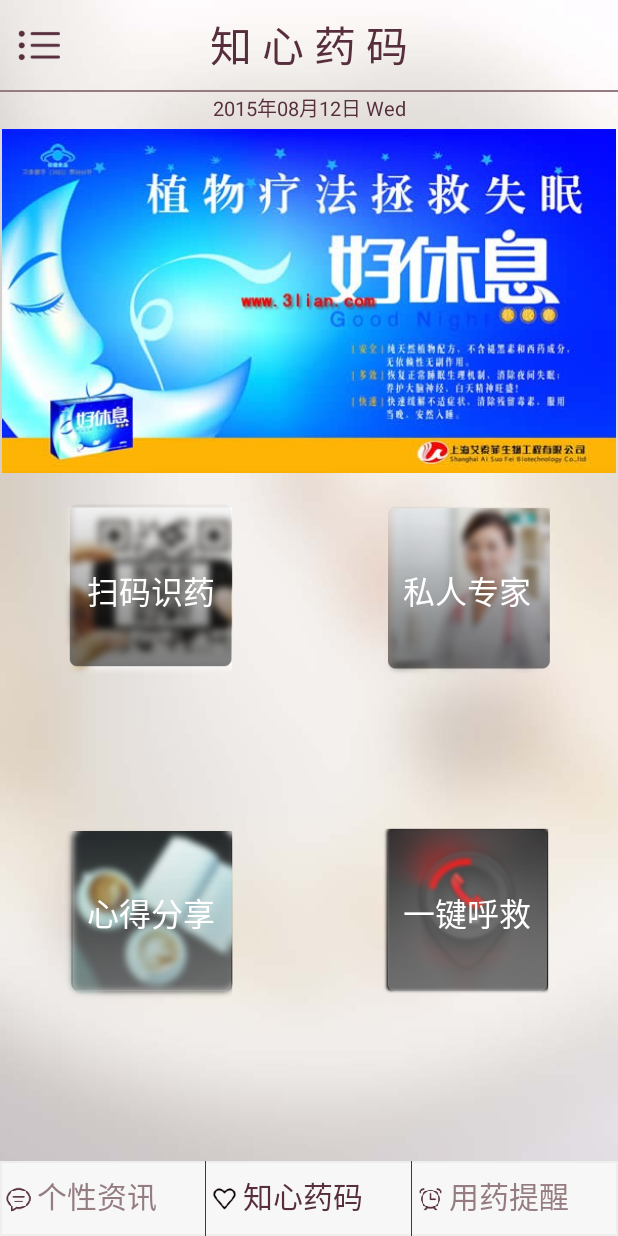
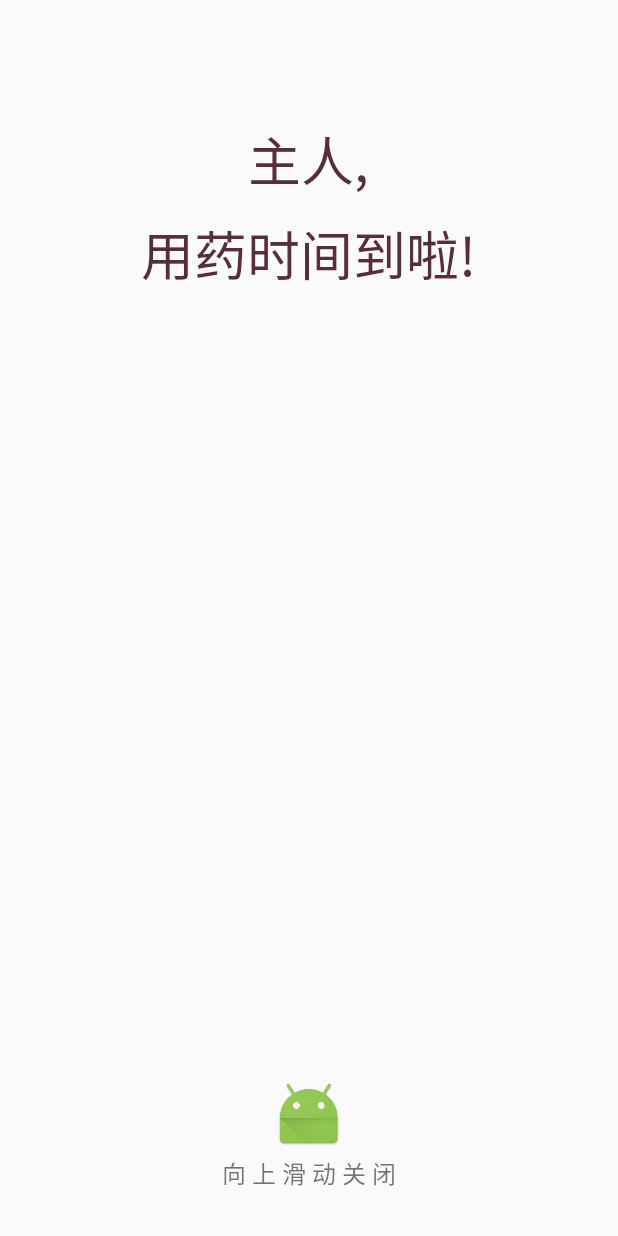
Before and after one commit to shiweixian2/BosomCode, an Android app: the CenterFragment screen opened directly, with no data from a screen before it, after a tap on "私人专家", on a phone screen of 412 x 824 dp. Run offline under Robolectric (Android 15) with nearby library versions, the light colour scheme and no system bars.

Commit message:
互联网+ 知心药码10

```diff
--- a/app/src/main/AndroidManifest.xml
+++ b/app/src/main/AndroidManifest.xml
@@ -38,6 +38,9 @@
         <activity
             android:name=".right.SetTime"
             android:screenOrientation="portrait" />
+        <activity
+            android:name=".right.AlarmActivity"
+            android:screenOrientation="portrait" />
     </application>
 
     <uses-permission android:name="android.permission.MOUNT_UNMOUNT_FILESYSTEMS"/>
--- a/app/src/main/java/com/outstudio/bosomcode/main/CenterFragment.java
+++ b/app/src/main/java/com/outstudio/bosomcode/main/CenterFragment.java
@@ -8,15 +8,11 @@
 import android.view.ViewGroup;
 import android.widget.Button;
 import android.widget.ImageView;
-import android.widget.TextView;
 import android.widget.ViewFlipper;
 
 import com.outstudio.bosomcode.R;
 import com.outstudio.bosomcode.center.ShareThought;
-import com.outstudio.bosomcode.utils.Utils;
-
-import java.text.SimpleDateFormat;
-import java.util.Date;
+import com.outstudio.bosomcode.right.AlarmActivity;
 
 /**
  * 目前存在的问题,无法使用手势
@@ -87,6 +83,8 @@
             case R.id.center_fragment_scanCode_bt:
                 break;
             case R.id.center_fragment_personal_specialist_bt:
+                intent = new Intent(getActivity(), AlarmActivity.class);
+                startActivity(intent);
                 break;
             case R.id.center_fragment_share_bt:
                 intent = new Intent(getActivity(), ShareThought.class);
--- a/app/src/main/java/com/outstudio/bosomcode/main/LeftFragment.java
+++ b/app/src/main/java/com/outstudio/bosomcode/main/LeftFragment.java
@@ -8,10 +8,9 @@
 import android.view.ViewGroup;
 import android.widget.ListView;
 import android.widget.SimpleAdapter;
-import android.widget.TextView;
 
 import com.outstudio.bosomcode.R;
-import com.outstudio.bosomcode.utils.Utils;
+import com.outstudio.bosomcode.utils.DateUtil;
 
 import java.util.ArrayList;
 import java.util.HashMap;
@@ -62,7 +61,7 @@
      */
     private void initView(View view){
         listView = (ListView) view.findViewById(R.id.left_fragment_listView);
-        date = Utils.getDate();
+        date = DateUtil.getDate();
         SimpleAdapter adapter = new SimpleAdapter(getActivity(),getData(),
                 R.layout.for_left_fragment_listview,new String[]{NAME_FLAG,SOURCE_FLAG,
                 PUBLISH_TIME_FLAG,IMAGE_FLAG},new int[]{R.id.left_fragment_medicine_name,
--- a/app/src/main/java/com/outstudio/bosomcode/main/MainActivity.java
+++ b/app/src/main/java/com/outstudio/bosomcode/main/MainActivity.java
@@ -14,7 +14,7 @@
 import com.outstudio.bosomcode.R;
 import com.outstudio.bosomcode.utils.BottomTab;
 import com.outstudio.bosomcode.utils.MyScrollView;
-import com.outstudio.bosomcode.utils.Utils;
+import com.outstudio.bosomcode.utils.DateUtil;
 
 import java.util.ArrayList;
 import java.util.HashMap;
@@ -70,7 +70,7 @@
         mSwitchMenu = (MyScrollView) findViewById(R.id.slide_menu);
         menuListView = (ListView) findViewById(R.id.slide_menu_listView);
         dateText = (TextView)findViewById(R.id.date_textView);
-        date = Utils.getDate();
+        date = DateUtil.getDate();
         dateText.setText(date);
         mViewpager = (ViewPager) findViewById(R.id.main_tab_viewpager);
         BottomTab one = (BottomTab) findViewById(R.id.main_tab_one);
--- a/app/src/main/java/com/outstudio/bosomcode/main/RightFragment.java
+++ b/app/src/main/java/com/outstudio/bosomcode/main/RightFragment.java
@@ -8,7 +8,6 @@
 import android.view.LayoutInflater;
 import android.view.View;
 import android.view.ViewGroup;
-import android.widget.AdapterView;
 import android.widget.Button;
 import android.widget.ImageView;
 import android.widget.ListView;
@@ -16,6 +15,7 @@
 
 import com.outstudio.bosomcode.R;
 import com.outstudio.bosomcode.right.AddRemind;
+import com.outstudio.bosomcode.right.SetTime;
 import com.outstudio.bosomcode.utils.ListBtAdapter;
 
 import java.util.ArrayList;
@@ -24,6 +24,8 @@
 import java.util.Map;
 
 /**
+ * 目前尚待解决:只能一次添加闹钟提醒,待下次解决
+ * <p>
  * Created by mima123 on 15/8/6.
  */
 public class RightFragment extends ListFragment implements View.OnClickListener {
@@ -35,16 +37,17 @@
             R.drawable.right_ftagment_medicine_info, R.drawable.right_ftagment_medicine_info,
             R.drawable.right_ftagment_medicine_info};
 
-    //listView的数据
-    private int[] icons = {R.drawable.right_fragment_morning_clock,
-            R.drawable.right_fragment_afternooon_clock, R.drawable.right_fragment_night_clock};
-    private String[] time = {"08:00", "13:00", "19:00"};
-    private String[] beforeOrAfter = {"饭后", "饭后", "饭后"};
 
     private String ICON_FLAG = "icon_flag";
-    private String TIME_1_FLAG = "time_1_flag";
+    private String TIME_FLAG = "time_1_flag";
     private String MEAL_FLAG = "meal_flag";
     private String BT_FLAG = "bt_flag";
+
+    private static final int RIGHT_REQUEST_CODE = 110;
+    private ArrayList<Integer> hourList = null;
+    private ArrayList<Integer> minuteList = null;
+    private ArrayList<Integer> mealList = null;
+    String meal = "";
 
     @Nullable
     @Override
@@ -79,7 +82,6 @@
         //开始播放
         flipper.startFlipping();
         flipper.setOnClickListener(this);
-        setListViewAdapter(listView);
         addRemindBt.setOnClickListener(this);
     }
 
@@ -102,12 +104,35 @@
      */
     private ArrayList<HashMap<String, Object>> getListViewData() {
         ArrayList<HashMap<String, Object>> listItems = new ArrayList<>();
-        for (int i = 0; i < time.length; i++) {
+        for (int i = 0; i < hourList.size(); i++) {
             HashMap<String, Object> map = new HashMap<>();
-            map.put(ICON_FLAG, icons[i]);
-            map.put(TIME_1_FLAG, time[i]);
-            map.put(MEAL_FLAG, beforeOrAfter[i]);
-            map.put(BT_FLAG, R.drawable.right_fragment_edit_icon);
+            String hourStr = "" + hourList.get(i);
+            String minuteStr = "" + minuteList.get(i);
+            //为了让数据更好看
+            if (hourList.get(i) < 10) {
+                hourStr = "0" + hourList.get(i);
+            }
+            if (minuteList.get(i) < 10) {
+                minuteStr = "0" + minuteList.get(i);
+            }
+            String time = hourStr + ":" + minuteStr;
+            //根据不同时间段设置不同颜色的闹钟
+            if (6 <= hourList.get(i) && hourList.get(i) < 12) {
+                map.put(ICON_FLAG, R.drawable.right_fragment_morning_clock);
+            } else if (hourList.get(i) > 12 && hourList.get(i) < 18) {
+                map.put(ICON_FLAG, R.drawable.right_fragment_afternooon_clock);
+            } else {
+                map.put(ICON_FLAG, R.drawable.right_fragment_night_clock);
+            }
+            //设置用药时间
+            map.put(TIME_FLAG, time);
+            if (mealList.get(i) == SetTime.BEFORE_MEAL_FLAG) {
+                meal = "饭前";
+            } else if (mealList.get(i) == SetTime.AFTER_MEAL_FLAG) {
+                meal = "饭后";
+            }
+            //设置饭前或者饭后用药
+            map.put(MEAL_FLAG, meal);
             listItems.add(map);
         }
         return listItems;
@@ -119,14 +144,15 @@
     private void setListViewAdapter(ListView listView) {
         //生成适配器的Item和动态数组对应的元素
         ListBtAdapter listBtAdapter = new ListBtAdapter(getActivity(), getListViewData(),
-                R.layout.for_right_fragment_listview, new String[]{ICON_FLAG, TIME_1_FLAG,
+                R.layout.for_right_fragment_listview, new String[]{ICON_FLAG, TIME_FLAG,
                 MEAL_FLAG, BT_FLAG}, new int[]{R.id.right_fragment_clock, R.id.right_fragment_time,
                 R.id.right_fragment_meal, R.id.right_fragment_edit_bt});
         listView.setAdapter(listBtAdapter);
     }
 
     /**
-     *listView监听事件
+     * listView监听事件
+     *
      * @param
      * @param v
      * @param position
@@ -146,8 +172,22 @@
         switch (v.getId()) {
             case R.id.right_fragment_add_remind_bt:
                 intent = new Intent(getActivity(), AddRemind.class);
-                startActivity(intent);
+                startActivityForResult(intent, RIGHT_REQUEST_CODE);
                 break;
         }
     }
+
+    @Override
+    public void onActivityResult(int requestCode, int resultCode, Intent data) {
+        super.onActivityResult(requestCode, resultCode, data);
+        if (requestCode == RIGHT_REQUEST_CODE) {
+            if (resultCode == AddRemind.RESULT_CODE) {
+                Bundle bundle = data.getBundleExtra(SetTime.BUNDLE_KEY);
+                hourList = bundle.getIntegerArrayList(SetTime.HOUR_KEY);
+                minuteList = bundle.getIntegerArrayList(SetTime.MINUTE_KEY);
+                mealList = bundle.getIntegerArrayList(SetTime.MEAL_KEY);
+                setListViewAdapter(listView);
+            }
+        }
+    }
 }
--- /dev/null
+++ b/app/src/main/java/com/outstudio/bosomcode/right/AlarmActivity.java
@@ -0,0 +1,103 @@
+package com.outstudio.bosomcode.right;
+
+import android.app.Activity;
+import android.media.MediaPlayer;
+import android.os.Bundle;
+import android.util.Log;
+import android.view.GestureDetector;
+import android.view.MotionEvent;
+import android.widget.TextView;
+
+import com.outstudio.bosomcode.R;
+
+import java.io.FileReader;
+import java.io.IOException;
+
+/**
+ * Created by mima123 on 15/8/12.
+ */
+public class AlarmActivity extends Activity implements GestureDetector.OnGestureListener {
+
+    MediaPlayer mediaPlayer;
+    GestureDetector detector;
+
+
+    @Override
+    protected void onCreate(Bundle savedInstanceState) {
+        super.onCreate(savedInstanceState);
+        setContentView(R.layout.alarm_activity);
+        //创建手势监测器
+        detector = new GestureDetector(this,this);
+        playMusic();
+    }
+
+    /**
+     * 播放音乐
+     */
+    private void playMusic(){
+        mediaPlayer = MediaPlayer.create(this,R.raw.music);
+        mediaPlayer.setLooping(true);
+        try {
+            mediaPlayer.prepare();
+        } catch (IOException e) {
+            e.printStackTrace();
+        }
+        mediaPlayer.start();
+    }
+
+
+    /**
+     * 结束音乐
+     * 并结束该Activity
+     */
+    private void stopMusic(){
+        mediaPlayer.stop();
+        AlarmActivity.this.finish();
+    }
+
+    /**
+     * 将Activity上的触碰事件交给GestureDetector处理
+     * @param event
+     * @return
+     */
+    @Override
+    public boolean onTouchEvent(MotionEvent event) {
+
+        return detector.onTouchEvent(event);
+    }
+
+    @Override
+    public boolean onDown(MotionEvent e) {
+        return false;
+    }
+
+    @Override
+    public void onShowPress(MotionEvent e) {
+
+    }
+
+    @Override
+    public boolean onSingleTapUp(MotionEvent e) {
+        return false;
+    }
+
+    @Override
+    public boolean onScroll(MotionEvent e1, MotionEvent e2, float distanceX, float distanceY) {
+        return false;
+    }
+
+    @Override
+    public void onLongPress(MotionEvent e) {
+
+    }
+
+    @Override
+    public boolean onFling(MotionEvent e1, MotionEvent e2, float velocityX, float velocityY) {
+        float y1 = e1.getY();
+        float y2 = e2.getY();
+        if (y1 - y2 >30){
+            stopMusic();
+        }
+        return true;
+    }
+}
--- a/app/src/main/java/com/outstudio/bosomcode/utils/FileUtil.java
+++ b/app/src/main/java/com/outstudio/bosomcode/utils/FileUtil.java
@@ -28,7 +28,7 @@
 
 
     public static final String rootDirectory = Environment
-            .getExternalStorageDirectory().toString() + File.separator + "BosomCode" + File.separator;
+            .getExternalStorageDirectory().toString() + "/BosomCode/";
 
     /**
      * 创建文件夹并检查文件夹是否存在 以及读取的权限
--- a/app/src/main/java/com/outstudio/bosomcode/utils/ListBtAdapter.java
+++ b/app/src/main/java/com/outstudio/bosomcode/utils/ListBtAdapter.java
@@ -123,4 +123,9 @@
             }
         }
     }
+
+    @Override
+    public void notifyDataSetChanged() {
+        super.notifyDataSetChanged();
+    }
 }
--- a/app/src/main/res/layout/add_remind_set_time.xml
+++ b/app/src/main/res/layout/add_remind_set_time.xml
@@ -90,6 +90,10 @@
             android:background="@drawable/right_fragment_remind_bt_icon"
             android:scaleType="fitCenter" />
     </FrameLayout>
+    <ImageView
+        android:layout_width="match_parent"
+        android:layout_height="0.5dp"
+        android:background="@color/light_purple" />
 
     <ListView
         android:id="@+id/add_remind_set_time_listView"
--- /dev/null
+++ b/app/src/main/res/layout/alarm_activity.xml
@@ -0,0 +1,44 @@
+<?xml version="1.0" encoding="utf-8"?>
+<RelativeLayout xmlns:android="http://schemas.android.com/apk/res/android"
+    android:layout_width="match_parent"
+    android:layout_height="match_parent"
+    android:orientation="vertical">
+
+    <TextView
+        android:id="@+id/alarm_activity_textView"
+        android:layout_marginTop="80dp"
+        android:layout_width="wrap_content"
+        android:layout_height="wrap_content"
+        android:layout_centerHorizontal="true"
+        android:textSize="35sp"
+        android:textColor="@color/purple"
+        android:text="@string/alarm_activity_text1"
+        />
+    <TextView
+        android:layout_below="@id/alarm_activity_textView"
+        android:layout_marginTop="10dp"
+        android:textColor="@color/purple"
+        android:layout_width="wrap_content"
+        android:layout_height="wrap_content"
+        android:layout_centerHorizontal="true"
+        android:textSize="35sp"
+        android:text="@string/alarm_activity_text2"
+        />
+    <ImageView
+        android:layout_width="wrap_content"
+        android:layout_centerHorizontal="true"
+        android:layout_above="@+id/tip"
+        android:background="@drawable/ic_launcher"
+        android:layout_marginBottom="3dp"
+        android:layout_height="wrap_content" />
+    <TextView
+        android:id="@+id/tip"
+        android:layout_width="wrap_content"
+        android:layout_height="wrap_content"
+        android:layout_marginBottom="30dp"
+        android:layout_alignParentBottom="true"
+        android:textSize="16sp"
+        android:layout_centerHorizontal="true"
+        android:text="@string/alarm_activity_close_tip_text"/>
+
+</RelativeLayout>
--- a/app/src/main/res/values/strings.xml
+++ b/app/src/main/res/values/strings.xml
@@ -72,4 +72,15 @@
     <string name="add_remind_add_medicine_bt_text">添 加 新 药 品</string>
     <string name="add_remind_set_time_meal_tip_text">请选择饭前还是饭后:</string>
     <string name="add_remind_set_time_add_time_text">点 击 添 加 用 药 时 间</string>
+
+    <!--闹钟界面-->
+    <string name="alarm_activity_close_tip_text">向 上 滑 动 关 闭</string>
+    <string name="alarm_activity_text1">主人,</string>
+    <string name="alarm_activity_text2">用药时间到啦!</string>
+
+    <!--用药提示-->
+    <string name="medication_prompts_medicine_tip">用 药 提 示</string>
+    <string name="medication_prompts_doctor_tip">联 系 医 生</string>
+    <string name="medication_prompts_doctor_name_tip">姓  名</string>
+    <string name="medication_prompts_doctor_phone_tip">电  话</string>
 </resources>
```
Also changed, not shown: app/src/main/java/com/outstudio/bosomcode/right/AddRemind.java (+54 -54 lines), app/src/main/java/com/outstudio/bosomcode/right/MedicationPrompts.java (added, +31 -0 lines), app/src/main/java/com/outstudio/bosomcode/right/SetTime.java (+79 -22 lines), app/src/main/java/com/outstudio/bosomcode/utils/DateUtil.java (added, +32 -0 lines), app/src/main/java/com/outstudio/bosomcode/utils/Utils.java (deleted, +0 -32 lines), app/src/main/res/layout/medication_prompts.xml (added, +90 -0 lines), 1 other file.
